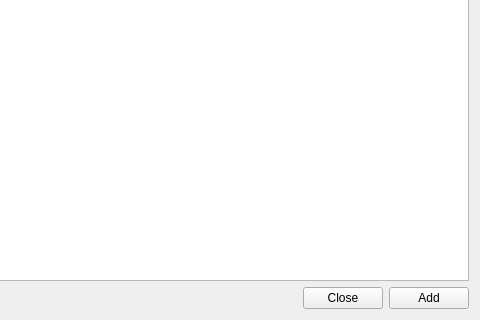
First picture: the form in map_library_dialog_base.ui, repository MarcoDuiker/QGIS_Map_library, before the edit; both pictures show x 244 to 724 and y 230 to 550 of the 724 by 550 pixel window.
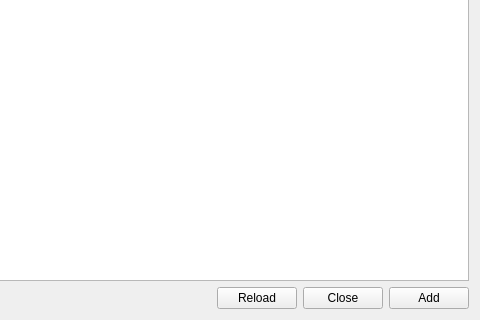
Second picture: the form after the edit. Custom widgets are drawn as their Qt base class.

```diff
--- a/map_library_dialog_base.ui
+++ b/map_library_dialog_base.ui
@@ -76,6 +76,19 @@
        </property>
       </spacer>
      </item>
+     <item>
+      <widget class="QPushButton" name="reload_btn">
+       <property name="toolTip">
+        <string>Reload the libraries</string>
+       </property>
+       <property name="text">
+        <string>Reload</string>
+       </property>
+       <property name="autoDefault">
+        <bool>false</bool>
+       </property>
+      </widget>
+     </item>
      <item>
       <widget class="QPushButton" name="close_btn">
        <property name="toolTip">
```
